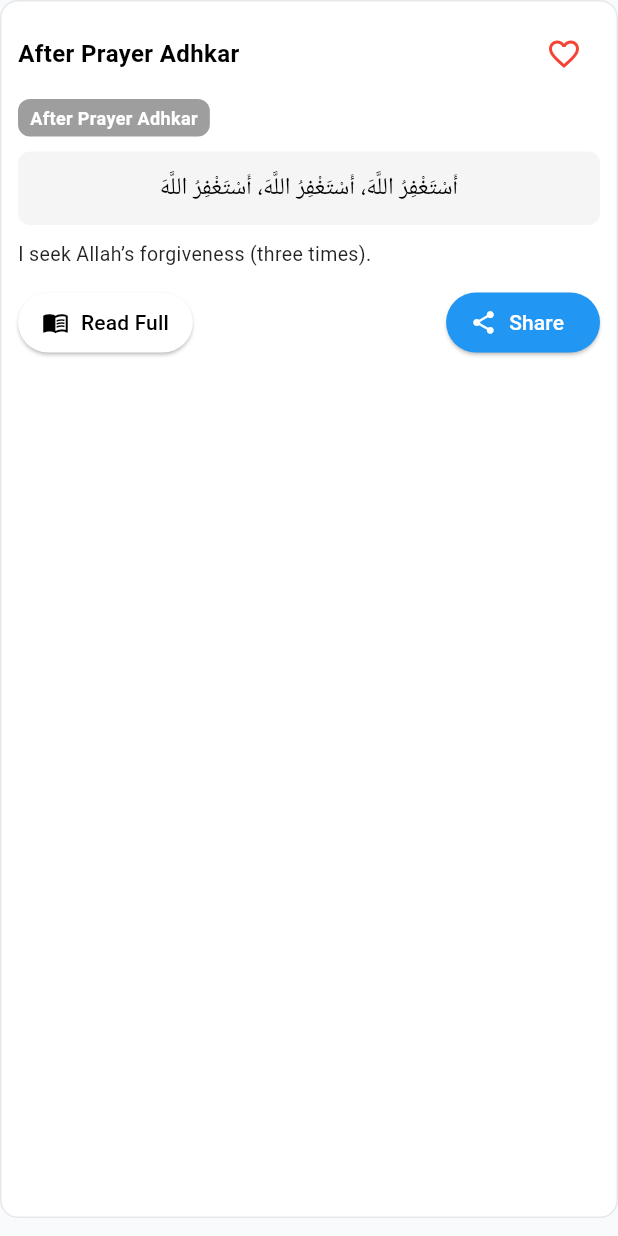
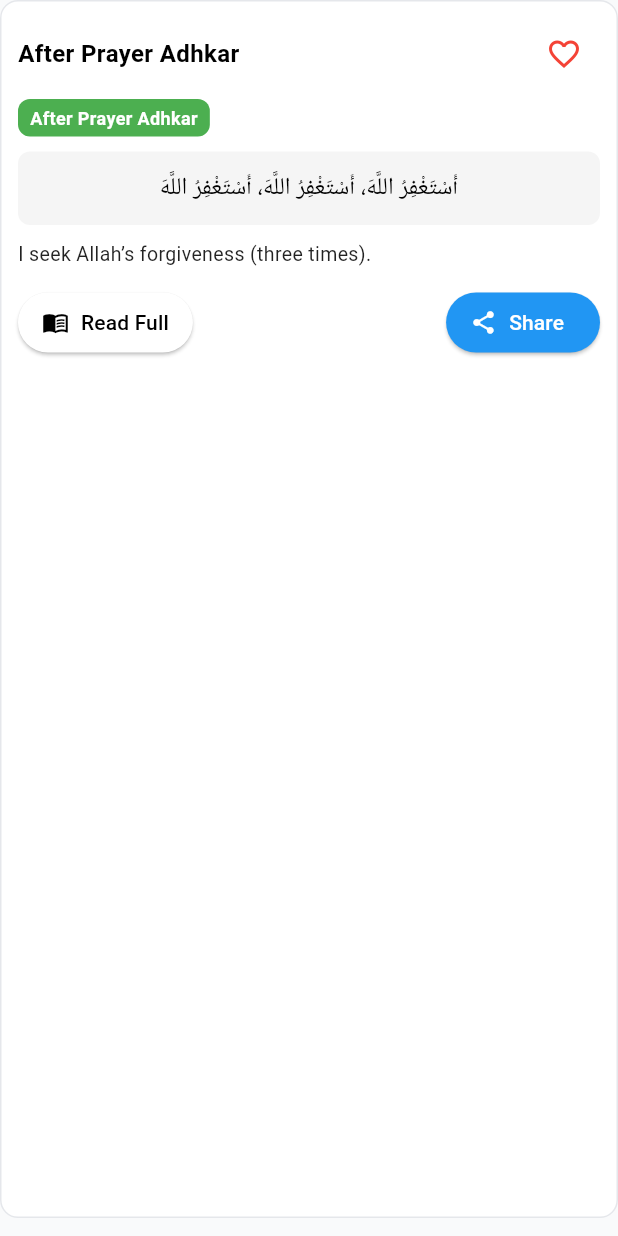
Before and after one commit to ALI-ALASBAHi/al-adhkar-application-, a Flutter app: the _FavoriteCard widget shown alone on an empty page, opened directly with sample values from the repository, on a phone screen of 412 x 824 dp. Run offline on Flutter 3.47's test engine with Material 3 defaults, Android fonts, the phone set to English and light mode, and no system bars.

Commit message:
I fixed the favorites title card lang.

```diff
--- a/lib/screens/dhikr_reader_screen.dart
+++ b/lib/screens/dhikr_reader_screen.dart
@@ -552,7 +552,6 @@ class _DhikrReaderScreenState extends State<DhikrReaderScreen> {
                                       ),
                                     ),
                                     Row(
-                                      mainAxisAlignment: MainAxisAlignment.end,
                                       children: [
                                         // Bottom-left: Times to read
                                         Padding(
@@ -575,10 +574,7 @@ class _DhikrReaderScreenState extends State<DhikrReaderScreen> {
                                             ),
                                           ),
                                         ),
-                                      ],
-                                    ),
-                                    Row(
-                                      children: [
+                                        const Spacer(),
                                         const SizedBox(width: 6),
                                         TextButton.icon(
                                           onPressed: _handleReset,
--- a/lib/screens/favorites_screen.dart
+++ b/lib/screens/favorites_screen.dart
@@ -2,7 +2,6 @@ import 'package:adkhar_project/services/language_service.dart';
 import 'package:flutter/material.dart';
 import 'package:provider/provider.dart';
 import '../services/favorite_service.dart';
-import '../services/theme_service.dart';
 import '../models/adhkar_data.dart';
 
 class FavoritesScreen extends StatelessWidget {
@@ -12,40 +11,31 @@ class FavoritesScreen extends StatelessWidget {
   Widget build(BuildContext context) {
     final favs = context.watch<FavoriteService>().favorites;
     final lang = context.watch<LanguageService>();
-    final themeService = context.watch<ThemeService>();
-
-    final readingTheme = themeService.getReadingTheme();
-    final isReadingDark = themeService.isReadingDarkMode;
 
     if (favs.isEmpty) {
-      return Theme(
-        data: readingTheme,
-        child: Center(
+      return Center(
         child: Text(
           lang.t('No favorites yet'),
-            style: TextStyle(
+          style: const TextStyle(
             fontSize: 16,
             fontWeight: FontWeight.w500,
-              color: isReadingDark ? Colors.white70 : Colors.black,
-            ),
+            color: Colors.black,
           ),
         ),
       );
     }
 
-    return Theme(
-      data: readingTheme,
-      child: Column(
+    return Column(
       children: [
-          // Custom header to match the app design
+        // Custom header
         Container(
           padding: const EdgeInsets.symmetric(horizontal: 16, vertical: 12),
           child: Text(
             lang.t('Your Favorite Adhkar'),
-              style: TextStyle(
+            style: const TextStyle(
               fontSize: 20,
               fontWeight: FontWeight.bold,
-                color: isReadingDark ? Colors.white : Colors.black,
+              color: Colors.black,
             ),
             textAlign: TextAlign.center,
           ),
@@ -62,7 +52,6 @@ class FavoritesScreen extends StatelessWidget {
           ),
         ),
       ],
-      ),
     );
   }
 }
@@ -76,19 +65,14 @@ class _FavoriteCard extends StatelessWidget {
   Widget build(BuildContext context) {
     final favService = context.read<FavoriteService>();
     final lang = context.watch<LanguageService>();
-    final themeService = context.watch<ThemeService>();
     final isFav = favService.isFavorite(dhikr);
-    final isReadingDark = themeService.isReadingDarkMode;
 
     return Card(
-      color: isReadingDark ? const Color(0xFF1E293B) : Colors.white,
+      color: Colors.white,
       shape: RoundedRectangleBorder(
         borderRadius: BorderRadius.circular(12),
-        side: BorderSide(
-          color:
-              isReadingDark
-                  ? const Color(0xFF334155)
-                  : const Color.fromRGBO(229, 231, 235, 1),
+        side: const BorderSide(
+          color: Color.fromRGBO(229, 231, 235, 1),
           width: 1,
         ),
       ),
@@ -103,27 +87,11 @@ class _FavoriteCard extends StatelessWidget {
               children: [
                 Expanded(
                   child: Text(
-                    () {
-                      final category = AdhkarData.categories.firstWhere(
-                        (c) => c.id == dhikr.categoryId,
-                        orElse:
-                            () => AdhkarCategory(
-                              id: dhikr.categoryId,
-                              title: dhikr.categoryId,
-                              arabicTitle: dhikr.categoryId,
-                              arabicDescription: '',
-                              description: '',
-                              count: 0,
-                            ),
-                      );
-                      return lang.isArabic
-                          ? category.arabicTitle
-                          : category.title;
-                    }(),
-                    style: TextStyle(
+                    lang.t(getCategoryKey(dhikr.categoryId)),
+                    style: const TextStyle(
                       fontSize: 16,
                       fontWeight: FontWeight.bold,
-                      color: isReadingDark ? Colors.white : Colors.black,
+                      color: Colors.black,
                     ),
                   ),
                 ),
@@ -146,21 +114,7 @@ class _FavoriteCard extends StatelessWidget {
                 borderRadius: BorderRadius.circular(8),
               ),
               child: Text(
-                () {
-                  final category = AdhkarData.categories.firstWhere(
-                    (c) => c.id == dhikr.categoryId,
-                    orElse:
-                        () => AdhkarCategory(
-                          id: dhikr.categoryId,
-                          title: dhikr.categoryId,
-                          arabicTitle: dhikr.categoryId,
-                          arabicDescription: '',
-                          description: '',
-                          count: 0,
-                        ),
-                  );
-                  return lang.isArabic ? category.arabicTitle : category.title;
-                }(),
+                lang.t(getCategoryKey(dhikr.categoryId)),
                 style: const TextStyle(
                   fontSize: 12,
                   color: Colors.white,
@@ -175,23 +129,17 @@ class _FavoriteCard extends StatelessWidget {
               width: double.infinity,
               padding: const EdgeInsets.all(12),
               decoration: BoxDecoration(
-                color:
-                    isReadingDark
-                        ? const Color(0xFF334155)
-                        : Colors.grey.shade100,
+                color: Colors.grey.shade100,
                 borderRadius: BorderRadius.circular(8),
               ),
               child: Text(
                 dhikr.arabic,
                 textAlign: TextAlign.center,
                 textDirection: TextDirection.rtl,
-                style: TextStyle(
+                style: const TextStyle(
                   fontSize: 16,
                   height: 1.5,
-                  color:
-                      isReadingDark
-                          ? Colors.white
-                          : const Color.fromARGB(255, 0, 0, 0),
+                  color: Colors.black,
                 ),
               ),
             ),
@@ -202,9 +150,9 @@ class _FavoriteCard extends StatelessWidget {
               dhikr.translation,
               textAlign: TextAlign.justify,
               textDirection: TextDirection.ltr,
-              style: TextStyle(
+              style: const TextStyle(
                 fontSize: 13,
-                color: isReadingDark ? Colors.white70 : Colors.black87,
+                color: Colors.black87,
               ),
             ),
             const SizedBox(height: 12),
@@ -220,12 +168,8 @@ class _FavoriteCard extends StatelessWidget {
                   icon: const Icon(Icons.menu_book, size: 18),
                   label: Text(lang.t('read_full')),
                   style: ElevatedButton.styleFrom(
-                    backgroundColor:
-                        isReadingDark
-                            ? const Color(0xFF334155)
-                            : const Color.fromARGB(255, 255, 255, 255),
-                    foregroundColor:
-                        isReadingDark ? Colors.white : Colors.black,
+                    backgroundColor: Colors.white,
+                    foregroundColor: Colors.black,
                     padding: const EdgeInsets.symmetric(
                       horizontal: 16,
                       vertical: 8,
@@ -239,10 +183,8 @@ class _FavoriteCard extends StatelessWidget {
                   icon: const Icon(Icons.share, size: 18),
                   label: Text(lang.t('share')),
                   style: ElevatedButton.styleFrom(
-                    backgroundColor:
-                        isReadingDark ? const Color(0xFF334155) : Colors.blue,
-                    foregroundColor:
-                        isReadingDark ? Colors.white : Colors.white,
+                    backgroundColor: Colors.blue,
+                    foregroundColor: Colors.white,
                   ),
                 ),
               ],
@@ -254,14 +196,56 @@ class _FavoriteCard extends StatelessWidget {
   }
 }
 
+// Map all possible IDs to the correct LanguageService keys
+String getCategoryKey(String categoryId) {
+  switch (categoryId) {
+    case 'morning':
+    case 'morning_adhkar':
+    case 'Morning Adhkar':
+      return 'morning';
+
+    case 'evening':
+    case 'evening_adhkar':
+    case 'Evening Adhkar':
+      return 'evening';
+
+    case 'after-prayer':
+    case 'after_prayer':
+    case 'After Prayer Adhkar':
+      return 'after-prayer';
+
+    case 'before-sleep':
+    case 'before_sleep':
+    case 'Before Sleep Adhkar':
+      return 'before-sleep';
+
+    default:
+      return categoryId; // fallback: return as-is
+  }
+}
+
 Color categoryColor(String id) {
   switch (id) {
     case 'morning':
+    case 'morning_adhkar':
+    case 'Morning Adhkar':
       return Colors.orange;
+
     case 'evening':
+    case 'evening_adhkar':
+    case 'Evening Adhkar':
       return Colors.indigo;
+
     case 'after-prayer':
+    case 'after_prayer':
+    case 'After Prayer Adhkar':
       return Colors.green;
+
+    case 'before-sleep':
+    case 'before_sleep':
+    case 'Before Sleep Adhkar':
+      return Colors.purple;
+
     default:
       return Colors.grey;
   }
```
Lines whose indentation alone changed are shown as unchanged.
